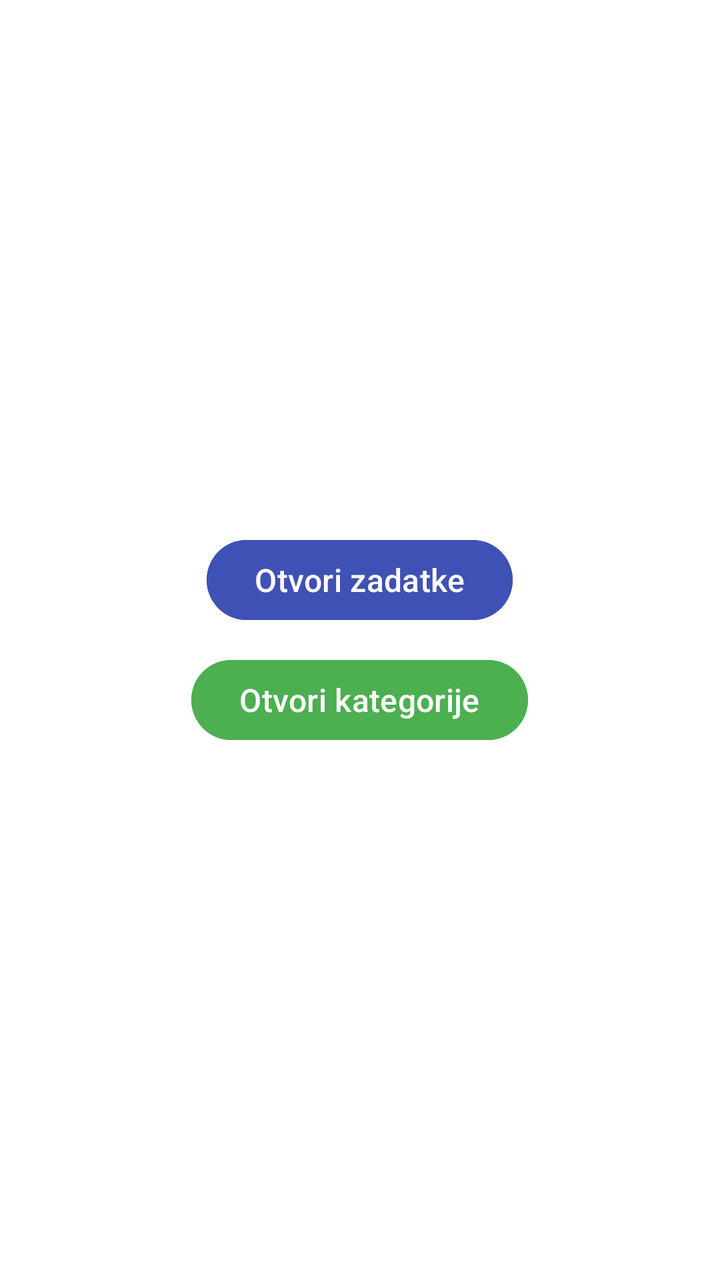
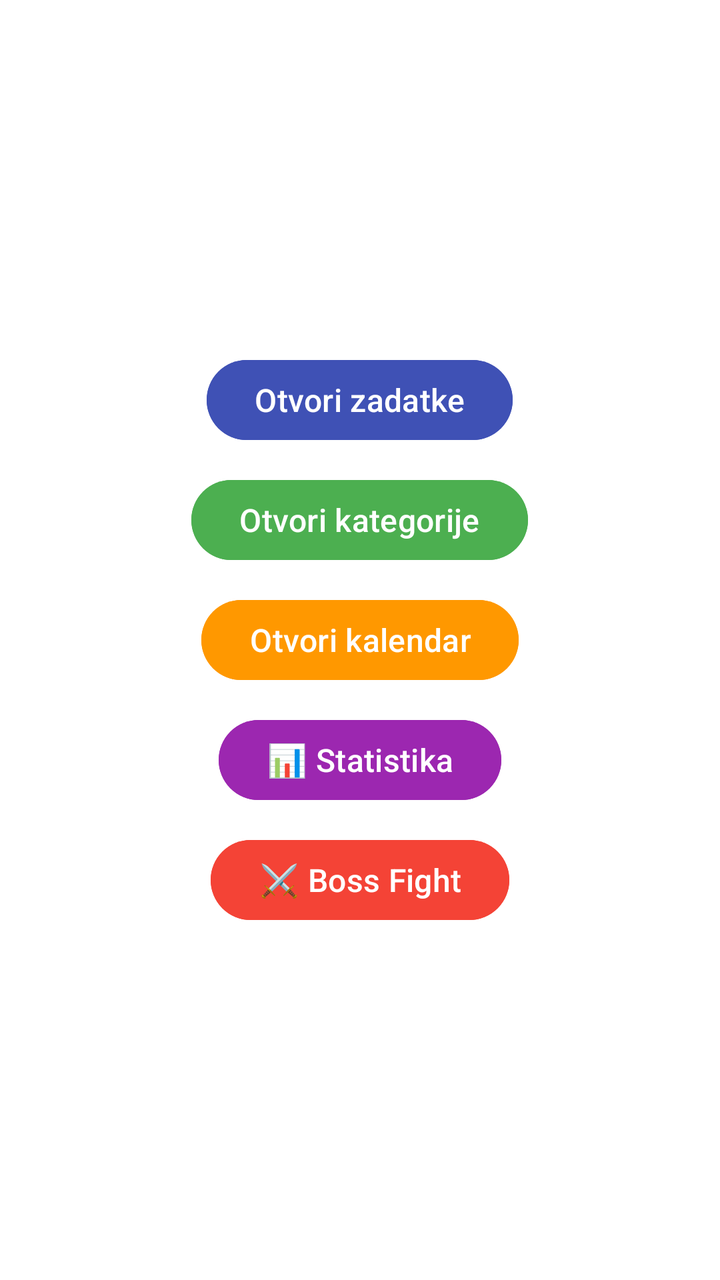

Compare the two renders of this Android layout. The source of the first and the diff that turns it into the second are given below.
<!-- AndroidManifest.xml: application theme Theme.MyApplication -->
<!-- res/layout/fragment_home.xml -->
<?xml version="1.0" encoding="utf-8"?>
<LinearLayout xmlns:android="http://schemas.android.com/apk/res/android"
    android:layout_width="match_parent"
    android:layout_height="match_parent"
    android:orientation="vertical"
    android:gravity="center"
    android:background="@android:color/white"
    android:padding="16dp">

    <Button
        android:id="@+id/btnOpenTasks"
        android:layout_width="wrap_content"
        android:layout_height="wrap_content"
        android:text="Otvori zadatke"
        android:backgroundTint="#3F51B5"
        android:textColor="@android:color/white"
        android:textSize="16sp"
        android:layout_marginBottom="12dp"/>

    <Button
        android:id="@+id/btnOpenCategories"
        android:layout_width="wrap_content"
        android:layout_height="wrap_content"
        android:text="Otvori kategorije"
        android:backgroundTint="#4CAF50"
        android:textColor="@android:color/white"
        android:textSize="16sp"/>

</LinearLayout>
<!-- resources referenced by this layout -->
<resources>
  <style name="Theme.MyApplication" parent="Base.Theme.MyApplication" />
  <style name="Base.Theme.MyApplication" parent="Theme.Material3.DayNight.NoActionBar">
          
          
      </style>
</resources>

<!-- the commit's change to res/layout/fragment_home.xml (unified diff, before → after) -->
@@ -24,6 +24,36 @@
         android:text="Otvori kategorije"
         android:backgroundTint="#4CAF50"
         android:textColor="@android:color/white"
+        android:textSize="16sp"
+        android:layout_marginBottom="12dp"/>
+
+    <Button
+        android:id="@+id/btnOpenCalendar"
+        android:layout_width="wrap_content"
+        android:layout_height="wrap_content"
+        android:text="Otvori kalendar"
+        android:backgroundTint="#FF9800"
+        android:textColor="@android:color/white"
+        android:textSize="16sp"
+        android:layout_marginBottom="12dp"/>
+
+    <Button
+        android:id="@+id/btnOpenStats"
+        android:layout_width="wrap_content"
+        android:layout_height="wrap_content"
+        android:text="📊 Statistika"
+        android:backgroundTint="#9C27B0"
+        android:textColor="@android:color/white"
+        android:textSize="16sp"
+        android:layout_marginBottom="12dp"/>
+
+    <Button
+        android:id="@+id/btnOpenBossFight"
+        android:layout_width="wrap_content"
+        android:layout_height="wrap_content"
+        android:text="⚔️ Boss Fight"
+        android:backgroundTint="#F44336"
+        android:textColor="@android:color/white"
         android:textSize="16sp"/>
 
 </LinearLayout>
